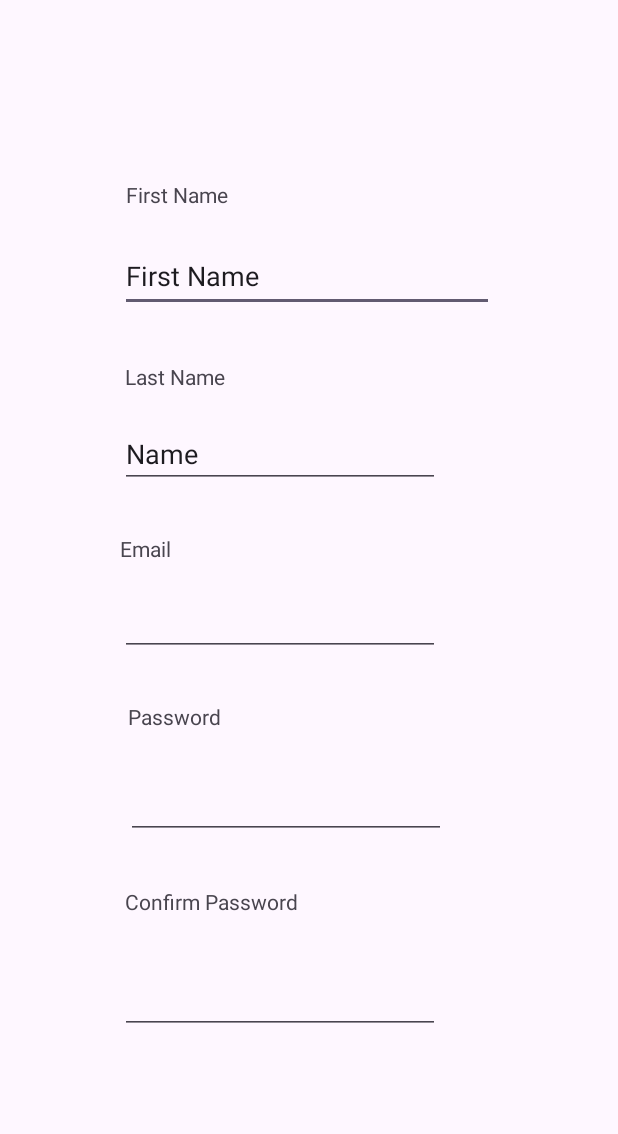
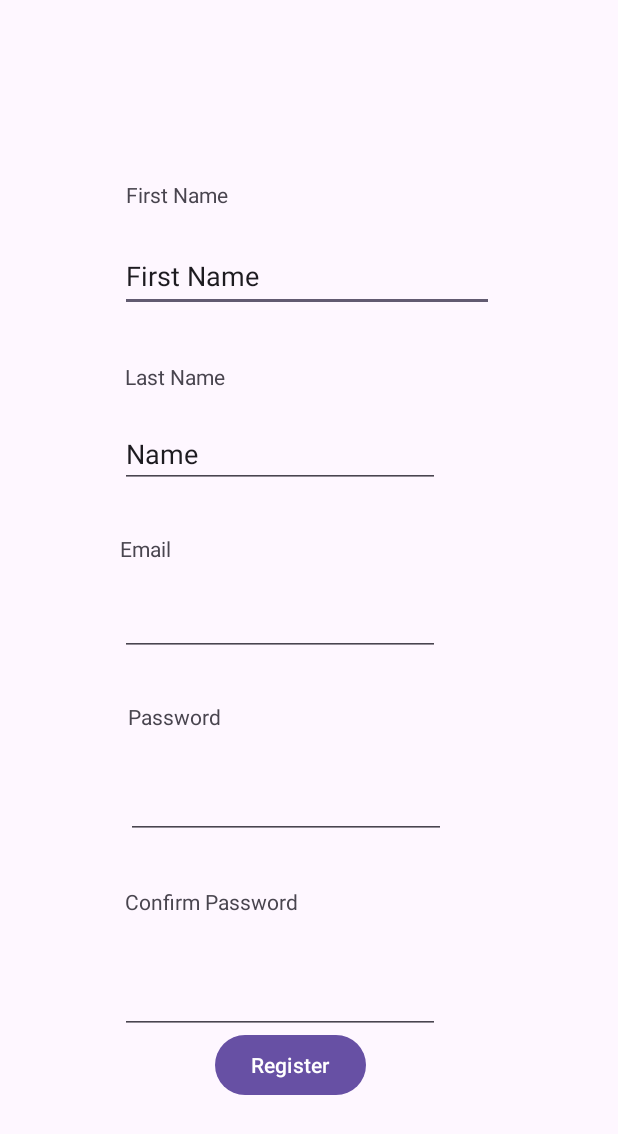
Before and after one commit to IsaacPicov/carbonFootprintApp, an Android app: the layout fragment_registration.xml on its own in the app's theme, with its tools: preview values and no code run, on a phone screen of 412 x 824 dp. Shown: the top 1134 px of the screen. Run offline under Robolectric (Android 15) with nearby library versions, the light colour scheme and no system bars.

Commit message:
feat: Add button

```diff
--- a/Starter Application/app/src/main/java/com/example/b07demosummer2024/HomeFragment.java
+++ b/Starter Application/app/src/main/java/com/example/b07demosummer2024/HomeFragment.java
@@ -33,7 +33,7 @@ public class HomeFragment extends Fragment {
         buttonRegister.setOnClickListener(new View.OnClickListener() {
             @Override
             public void onClick(View v) {
-                loadFragment(new RegisterationFragment());
+                loadFragment(new RegistrationFragment());
             }
         });
 
--- a/Starter Application/app/src/main/java/com/example/b07demosummer2024/RegisterationFragment.java
+++ /dev/null
@@ -1,19 +0,0 @@
-package com.example.b07demosummer2024;
-
-import android.os.Bundle;
-import android.view.LayoutInflater;
-import android.view.View;
-import android.view.ViewGroup;
-
-import androidx.annotation.NonNull;
-import androidx.annotation.Nullable;
-import androidx.fragment.app.Fragment;
-
-public class RegisterationFragment extends Fragment{
-
-    public View onCreateView(@NonNull LayoutInflater inflater, @Nullable ViewGroup container, @Nullable Bundle savedInstanceState){
-        View view = inflater.inflate(R.layout.fragment_registeration, container, false);
-
-        return view;
-    }
-}
--- a/Starter Application/app/src/main/res/layout/fragment_registeration.xml
+++ b/Starter Application/app/src/main/res/layout/fragment_registration.xml
@@ -2,6 +2,7 @@
 <androidx.constraintlayout.widget.ConstraintLayout xmlns:android="http://schemas.android.com/apk/res/android"
     xmlns:app="http://schemas.android.com/apk/res-auto"
     xmlns:tools="http://schemas.android.com/tools"
+    android:id="@+id/buttonRegister"
     android:layout_width="match_parent"
     android:layout_height="match_parent">
 
@@ -110,4 +111,14 @@
         android:inputType="textPassword"
         app:layout_constraintStart_toStartOf="parent"
         app:layout_constraintTop_toTopOf="parent" />
+
+    <Button
+        android:id="@+id/button"
+        android:layout_width="wrap_content"
+        android:layout_height="wrap_content"
+        android:layout_marginStart="143dp"
+        android:layout_marginTop="686dp"
+        android:text="Register"
+        app:layout_constraintStart_toStartOf="parent"
+        app:layout_constraintTop_toTopOf="parent" />
 </androidx.constraintlayout.widget.ConstraintLayout>
```
Also changed, not shown: Starter Application/app/src/main/java/com/example/b07demosummer2024/RegistrationFragment.java (added, +22 -0 lines).
